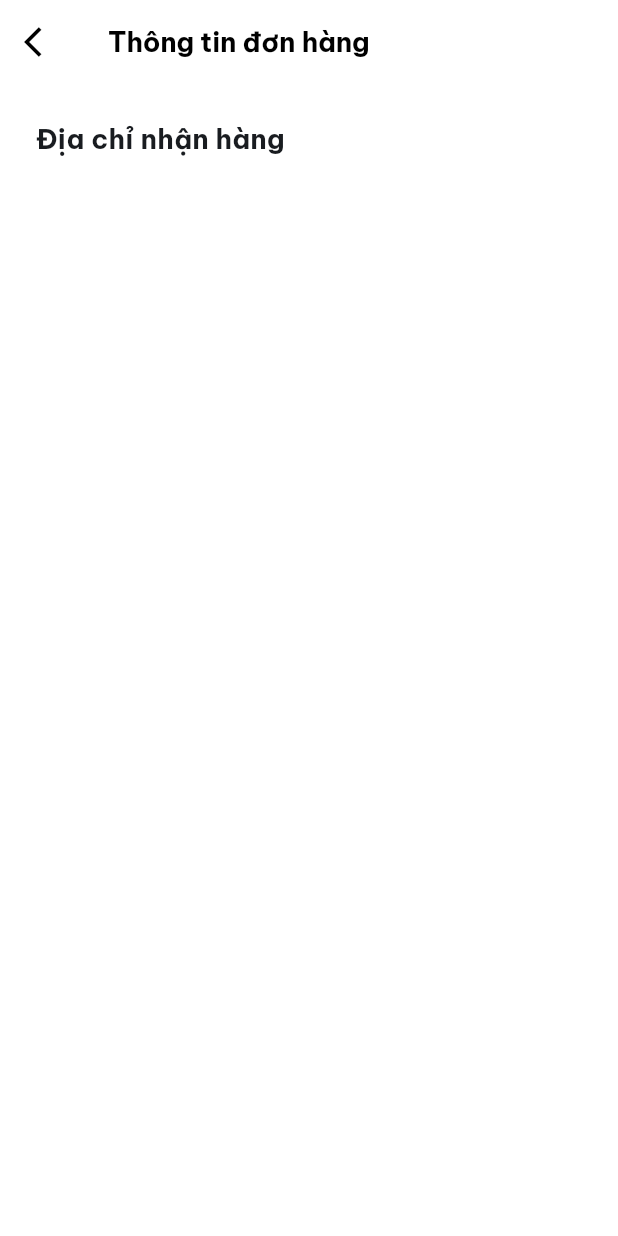
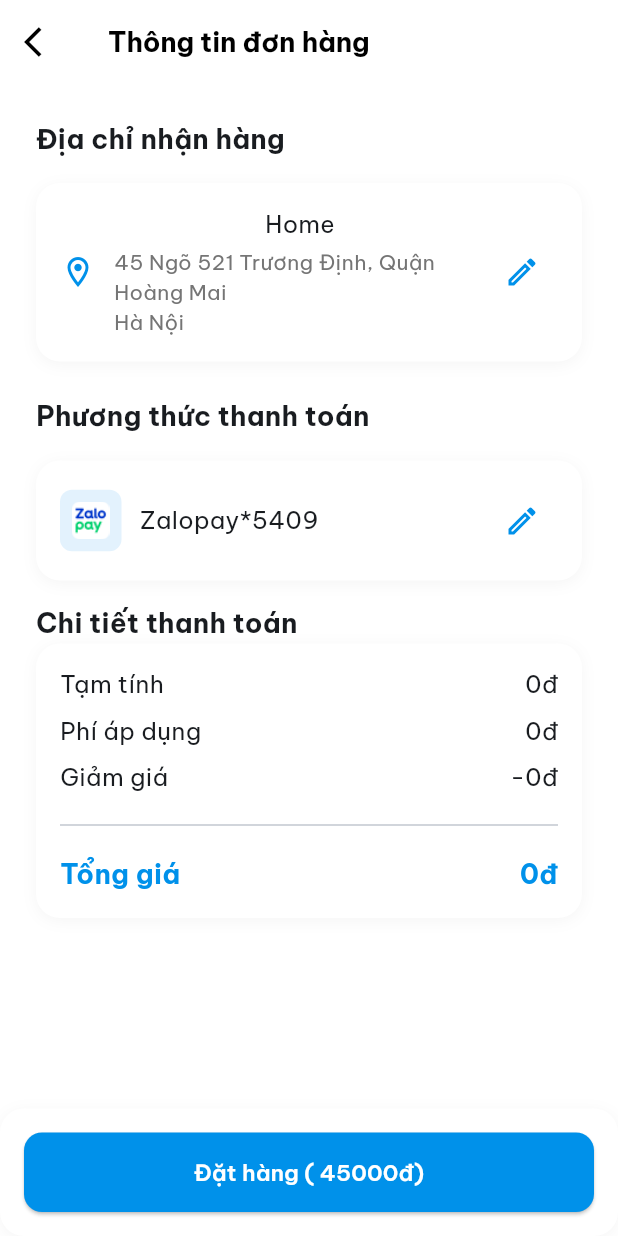
Before and after one commit to ngquchuy/TraSuaShop, a Flutter app: the CheckoutScreen screen opened directly, on a phone screen of 412 x 824 dp. Run offline on Flutter 3.47's test engine with Material 3 defaults, Android fonts, the phone set to English and light mode, and no system bars; our stand-ins replace firebase_auth, firebase_core, get, get_storage, google_fonts, lottie and 1 more; accounts and stored records are empty.

Commit message:
add FireAuth, FireCloud, complete checkout, add ordercomfirm

```diff
--- a/lib/features/checkout/screens/checkout_screen.dart
+++ b/lib/features/checkout/screens/checkout_screen.dart
@@ -1,5 +1,11 @@
 import 'package:flutter/material.dart';
 import 'package:get/get.dart';
+import 'package:milktea_shop/controllers/shopping_controller.dart';
+import 'package:milktea_shop/features/checkout/widgets/address_card.dart';
+import 'package:milktea_shop/features/checkout/widgets/checkout_bottom_bar.dart';
+import 'package:milktea_shop/features/checkout/widgets/order_summary_card.dart';
+import 'package:milktea_shop/features/checkout/widgets/payment_method_card.dart';
+import 'package:milktea_shop/features/order%20confirmation/screens/order_confirmation_screen.dart';
 import 'package:milktea_shop/utils/app_textstyles.dart';
 
 class CheckoutScreen extends StatelessWidget {
@@ -8,6 +14,8 @@ class CheckoutScreen extends StatelessWidget {
   @override
   Widget build(BuildContext context) {
     final isDark = Theme.of(context).brightness == Brightness.dark;
+    final ShoppingController shoppingController =
+        Get.find<ShoppingController>();
     return Scaffold(
       appBar: AppBar(
         leading: IconButton(
@@ -31,8 +39,37 @@ class CheckoutScreen extends StatelessWidget {
           crossAxisAlignment: CrossAxisAlignment.start,
           children: [
             _buildSectionTitle(context, 'Địa chỉ nhận hàng'),
+            const SizedBox(
+              height: 16,
+            ),
+            const AddressCard(),
+            const SizedBox(
+              height: 24,
+            ),
+            _buildSectionTitle(context, 'Phương thức thanh toán'),
+            const SizedBox(
+              height: 16,
+            ),
+            const PaymentMethodCard(),
+            const SizedBox(
+              height: 16,
+            ),
+            _buildSectionTitle(context, 'Chi tiết thanh toán'),
+            const OrderSummaryCard(),
           ],
         ), // Column
+      ),
+      bottomNavigationBar: CheckoutBottomBar(
+        totalAmount: 45000,
+        onPlaceOrder: () {
+          final orderNumber =
+              'ORDS${DateTime.now().millisecondsSinceEpoch.toString().substring(7)}';
+
+          Get.to(() => OrderConfirmationScreen(
+                orderNumber: orderNumber,
+                totalAmount: 45000,
+              ));
+        },
       ),
     );
   }
--- /dev/null
+++ b/lib/features/checkout/widgets/address_card.dart
@@ -0,0 +1,70 @@
+import 'package:flutter/material.dart';
+import 'package:milktea_shop/utils/app_textstyles.dart';
+
+class AddressCard extends StatelessWidget {
+  const AddressCard({super.key});
+
+  @override
+  Widget build(BuildContext context) {
+    final isDark = Theme.of(context).brightness == Brightness.dark;
+    return Container(
+      padding: const EdgeInsets.all(16),
+      decoration: BoxDecoration(
+        color: Theme.of(context).cardColor,
+        borderRadius: BorderRadius.circular(16),
+        boxShadow: [
+          BoxShadow(
+            color: isDark
+                ? Colors.black.withOpacity(0.2)
+                : Colors.grey.withOpacity(0.1),
+            blurRadius: 8,
+            offset: const Offset(0, 2),
+          ),
+        ],
+      ),
+      child: Column(
+        children: [
+          Row(
+            children: [
+              Icon(
+                Icons.location_on_outlined,
+                color: Theme.of(context).primaryColor,
+              ),
+              const SizedBox(
+                width: 12,
+              ),
+              Expanded(
+                child: Column(
+                  children: [
+                    Text(
+                      'Home',
+                      style: AppTextstyles.withColor(
+                        AppTextstyles.bodyLarge,
+                        Theme.of(context).textTheme.bodyLarge!.color!,
+                      ),
+                    ), // Text
+                    const SizedBox(height: 4),
+                    Text(
+                      '45 Ngõ 521 Trương Định, Quận Hoàng Mai\nHà Nội',
+                      style: AppTextstyles.withColor(
+                        AppTextstyles.bodySmall,
+                        isDark ? Colors.grey[400]! : Colors.grey[600]!,
+                      ),
+                    ), // Text
+                  ],
+                ),
+              ),
+              IconButton(
+                onPressed: () {},
+                icon: Icon(
+                  Icons.edit_outlined,
+                  color: Theme.of(context).primaryColor,
+                ),
+              ),
+            ],
+          ),
+        ],
+      ),
+    );
+  }
+}
--- /dev/null
+++ b/lib/features/checkout/widgets/checkout_bottom_bar.dart
@@ -0,0 +1,46 @@
+import 'package:flutter/material.dart';
+import 'package:milktea_shop/utils/app_textstyles.dart';
+
+class CheckoutBottomBar extends StatelessWidget {
+  final double totalAmount;
+  final VoidCallback onPlaceOrder;
+  const CheckoutBottomBar(
+      {super.key, required this.totalAmount, required this.onPlaceOrder});
+
+  @override
+  Widget build(BuildContext context) {
+    final isDark = Theme.of(context).brightness == Brightness.dark;
+    return SafeArea(
+      child: Container(
+        padding: const EdgeInsets.all(16),
+        decoration: BoxDecoration(
+          color: Theme.of(context).cardColor,
+          borderRadius: BorderRadius.circular(16),
+          boxShadow: [
+            BoxShadow(
+              color: isDark
+                  ? Colors.black.withOpacity(0.2)
+                  : Colors.grey.withOpacity(0.1),
+              blurRadius: 8,
+              offset: const Offset(0, 2),
+            ),
+          ],
+        ),
+        child: ElevatedButton(
+            onPressed: onPlaceOrder,
+            style: ElevatedButton.styleFrom(
+              backgroundColor: Theme.of(context).primaryColor,
+              padding: const EdgeInsets.symmetric(vertical: 16),
+              shape: RoundedRectangleBorder(
+                borderRadius: BorderRadius.circular(12),
+              ),
+            ),
+            child: Text(
+              'Đặt hàng ( ${totalAmount.toStringAsFixed(0)}đ)',
+              style: AppTextstyles.withColor(
+                  AppTextstyles.buttonMedium, Colors.white),
+            )),
+      ),
+    );
+  }
+}
--- /dev/null
+++ b/lib/features/checkout/widgets/order_summary_card.dart
@@ -0,0 +1,74 @@
+import 'package:flutter/material.dart';
+import 'package:get/get.dart';
+import 'package:milktea_shop/controllers/shopping_controller.dart';
+import 'package:milktea_shop/utils/app_textstyles.dart';
+
+class OrderSummaryCard extends StatelessWidget {
+  const OrderSummaryCard({super.key});
+
+  @override
+  Widget build(BuildContext context) {
+    final isDark = Theme.of(context).brightness == Brightness.dark;
+    final ShoppingController shoppingController =
+        Get.find<ShoppingController>();
+    return Container(
+      padding: const EdgeInsets.all(16),
+      decoration: BoxDecoration(
+        color: Theme.of(context).cardColor,
+        borderRadius: BorderRadius.circular(16),
+        boxShadow: [
+          BoxShadow(
+            color: isDark
+                ? Colors.black.withOpacity(0.2)
+                : Colors.grey.withOpacity(0.1),
+            blurRadius: 8,
+            offset: const Offset(0, 2),
+          ),
+        ],
+      ),
+      child: Column(
+        children: [
+          _buildSummaryRow(context, 'Tạm tính',
+              '${shoppingController.totalPrice.toStringAsFixed(0)}đ'),
+          const SizedBox(
+            height: 8,
+          ),
+          _buildSummaryRow(context, 'Phí áp dụng', '0đ'),
+          const SizedBox(
+            height: 8,
+          ),
+          _buildSummaryRow(context, 'Giảm giá', '-0đ'),
+          const Padding(
+            padding: EdgeInsets.symmetric(vertical: 12),
+            child: Divider(),
+          ),
+          _buildSummaryRow(context, 'Tổng giá',
+              '${shoppingController.totalPrice.toStringAsFixed(0)}đ',
+              isTotal: true),
+        ],
+      ),
+    );
+  }
+
+  Widget _buildSummaryRow(BuildContext context, String label, String value,
+      {bool isTotal = false}) {
+    final textStyle = isTotal ? AppTextstyles.h3 : AppTextstyles.bodyLarge;
+    final color = isTotal
+        ? Theme.of(context).primaryColor
+        : Theme.of(context).textTheme.bodyLarge!.color!;
+
+    return Row(
+      mainAxisAlignment: MainAxisAlignment.spaceBetween,
+      children: [
+        Text(
+          label,
+          style: AppTextstyles.withColor(textStyle, color),
+        ),
+        Text(
+          value,
+          style: AppTextstyles.withColor(textStyle, color),
+        ),
+      ],
+    ); // Row
+  }
+}
--- /dev/null
+++ b/lib/features/checkout/widgets/payment_method_card.dart
@@ -0,0 +1,68 @@
+import 'package:flutter/material.dart';
+import 'package:milktea_shop/utils/app_textstyles.dart';
+
+class PaymentMethodCard extends StatelessWidget {
+  const PaymentMethodCard({super.key});
+
+  @override
+  Widget build(BuildContext context) {
+    final isDark = Theme.of(context).brightness == Brightness.dark;
+    return Container(
+      padding: const EdgeInsets.all(16),
+      decoration: BoxDecoration(
+        color: Theme.of(context).cardColor,
+        borderRadius: BorderRadius.circular(16),
+        boxShadow: [
+          BoxShadow(
+            color: isDark
+                ? Colors.black.withOpacity(0.2)
+                : Colors.grey.withOpacity(0.1),
+            blurRadius: 8,
+            offset: const Offset(0, 2),
+          ),
+        ],
+      ),
+      child: Column(
+        children: [
+          Row(
+            children: [
+              Container(
+                padding: const EdgeInsets.all(8),
+                decoration: BoxDecoration(
+                  color: Colors.blue[50],
+                  borderRadius: BorderRadius.circular(8),
+                ), // BoxDecoration
+                child: Image.asset(
+                  'assets/images/ODF.png',
+                  height: 25,
+                ),
+              ),
+              const SizedBox(
+                width: 12,
+              ),
+              Expanded(
+                child: Column(
+                  crossAxisAlignment: CrossAxisAlignment.start,
+                  children: [
+                    Text(
+                      'Zalopay*5409',
+                      style: AppTextstyles.withColor(AppTextstyles.bodyLarge,
+                          Theme.of(context).textTheme.bodyLarge!.color!),
+                    ),
+                  ],
+                ),
+              ),
+              IconButton(
+                onPressed: () {},
+                icon: Icon(
+                  Icons.edit_outlined,
+                  color: Theme.of(context).primaryColor,
+                ),
+              ),
+            ],
+          ),
+        ],
+      ),
+    );
+  }
+}
--- a/pubspec.yaml
+++ b/pubspec.yaml
@@ -15,7 +15,10 @@ dependencies:
   get_storage: ^2.1.1
   share_plus: ^10.1.3
   http: ^1.2.2
-  shared_preferences: ^2.3.2
+  lottie: ^2.7.0
+  firebase_core: ^4.2.0
+  cloud_firestore: ^6.0.2
+  firebase_auth: ^6.1.0
 
 dev_dependencies:
   flutter_test:
@@ -26,3 +29,4 @@ flutter:
   uses-material-design: true
   assets:
     - assets/images/
+    - assets/animations/
```
Also changed, not shown: assets/animations/success.json (added, +1 -0 lines), lib/features/order confirmation/screens/order_confirmation_screen.dart (added, +91 -0 lines), lib/main.dart (+15 -3 lines), lib/view/account_screen.dart (+10 -3 lines), lib/view/signin_screen.dart (+57 -3 lines), assets/images/ODF.png (added), firebase.json (added), lib/firebase_options.dart (added), pubspec.lock, 6 other files.
